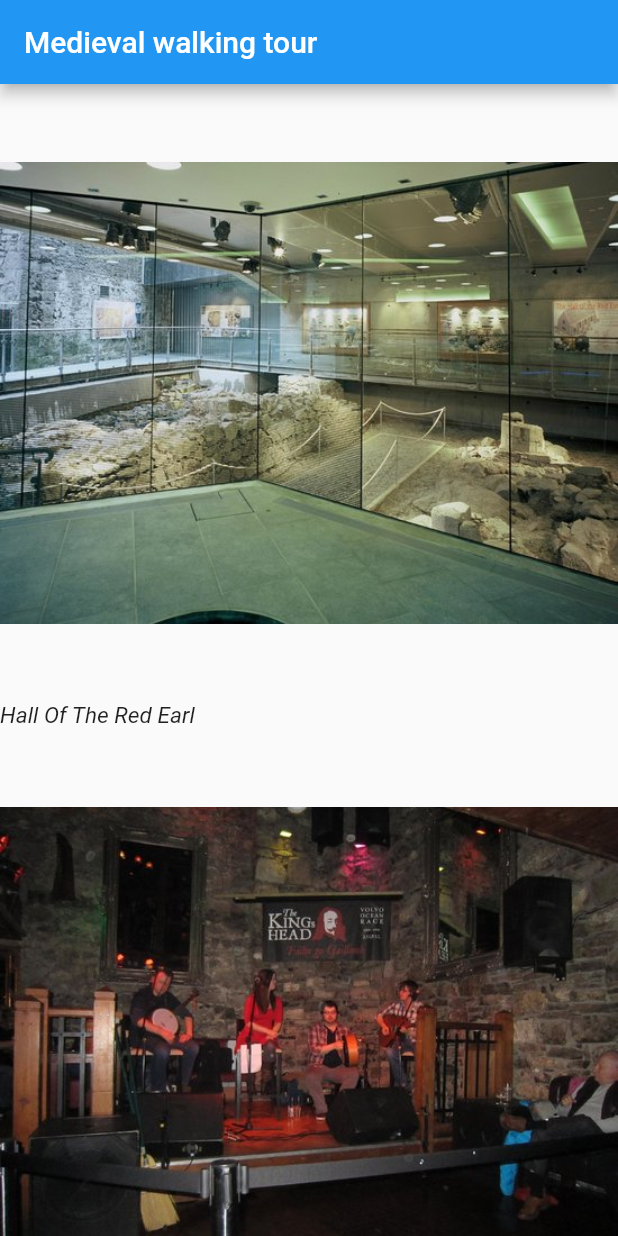
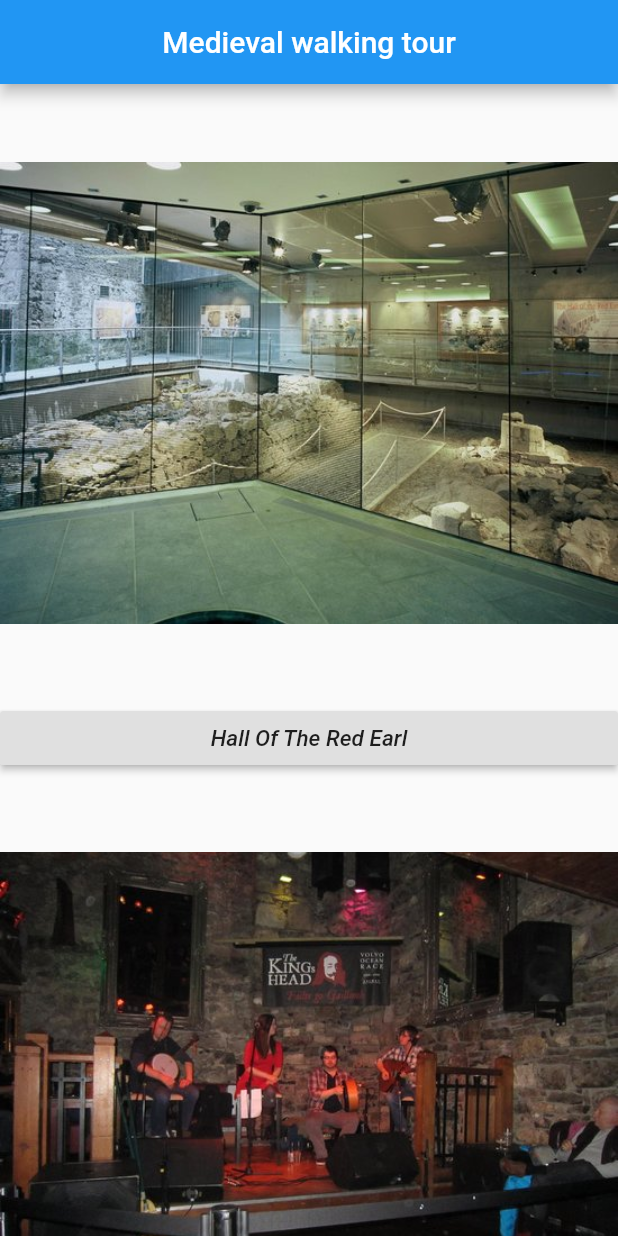
Before and after one commit to sarahCarroll/FinalYearProject, a Flutter app: the screen it shows after launch, on a phone screen of 412 x 824 dp. Run offline on Flutter 3.47's test engine with Material 2 defaults, Android fonts, the phone set to English and light mode, and no system bars.

Commit message:
added second page, navigation to that page. Added googlemaps package

```diff
--- a/medieval_walk/lib/main.dart
+++ b/medieval_walk/lib/main.dart
@@ -7,6 +7,11 @@ class MyApp extends StatelessWidget {
   // This widget is the root of your application.
   @override
   Widget build(BuildContext context) {
+    var routes = <String, WidgetBuilder>{
+      MyHallPage.routeName: (BuildContext context) => new MyHallPage(
+            title: "MyHallPage",
+          )
+    };
     return new MaterialApp(
       title: 'Flutter Demo',
       theme: new ThemeData(
@@ -21,6 +26,7 @@ class MyApp extends StatelessWidget {
         primarySwatch: Colors.blue,
       ),
       home: new MyHomePage(title: 'Medieval walking tour'),
+      routes: routes,
     );
   }
 }
@@ -44,19 +50,53 @@ class MyHomePage extends StatefulWidget {
 }
 
 class _MyHomePageState extends State<MyHomePage> {
-  int _counter = 0;
+  @override
+  Widget build(BuildContext context) {
+    // This method is rerun every time setState is called, for instance as done
+    // by the _incrementCounter method above.
+    //
+    // The Flutter framework has been optimized to make rerunning build methods
+    // fast, so that you can just rebuild anything that needs updating rather
+    // than having to individually change instances of widgets.
+    return new Scaffold(
+        appBar: new AppBar(
+          // Here we take the value from the MyHomePage object that was created by
+          // the App.build method, and use it to set our appbar title.
+          title: new Text(widget.title),
+          centerTitle: true,
+        ),
+        body: new ListView(children: <Widget>[
+          //calling the myImageWidget class deefined in the widget.dart
+          new MyImageWidget(),
+          //raised button that on click navigates to the hall of the red earl Page
+          new RaisedButton(
+              child: Text('Hall Of The Red Earl',
+                  style:
+                      TextStyle(fontStyle: FontStyle.italic, fontSize: 15.0)),
+              onPressed: () {
+                Navigator.pushNamed(context, MyHallPage.routeName);
+              }),
+          //new Text("Hall Of The Red Earl",
+          //    style: TextStyle(fontStyle: FontStyle.italic, fontSize: 15.0)),
+          new MyKingsWidget(),
+          new Text("Kings Head",
+              style: TextStyle(fontStyle: FontStyle.italic, fontSize: 20.0)),
+        ]));
+  }
+}
 
-  void _incrementCounter() {
-    setState(() {
-      // This call to setState tells the Flutter framework that something has
-      // changed in this State, which causes it to rerun the build method below
-      // so that the display can reflect the updated values. If we changed
-      // _counter without calling setState(), then the build method would not be
-      // called again, and so nothing would appear to happen.
-      _counter++;
-    });
-  }
+class MyHallPage extends StatefulWidget {
+  MyHallPage({Key key, this.title}) : super(key: key);
 
+  static const String routeName = "/MyHallPage";
+
+  final String title;
+
+  @override
+  _MyHallPageState createState() => new _MyHallPageState();
+}
+
+class _MyHallPageState extends State<MyHomePage> {
   @override
   Widget build(BuildContext context) {
     // This method is rerun every time setState is called, for instance as done
@@ -75,8 +115,7 @@ class _MyHomePageState extends State<MyHomePage> {
           new MyImageWidget(),
           new Text("Hall Of The Red Earl",
               style: TextStyle(fontStyle: FontStyle.italic, fontSize: 15.0)),
-          new MyKingsWidget(),
-          new Text("Kings Head",
+          new Text("This is all the information about the hall of the red earl",
               style: TextStyle(fontStyle: FontStyle.italic, fontSize: 20.0)),
         ]));
   }
--- a/medieval_walk/pubspec.yaml
+++ b/medieval_walk/pubspec.yaml
@@ -15,6 +15,7 @@ environment:
 dependencies:
   flutter:
     sdk: flutter
+  google_maps_flutter: ^0.0.3+3
 
   # The following adds the Cupertino Icons font to your application.
   # Use with the CupertinoIcons class for iOS style icons.
```
